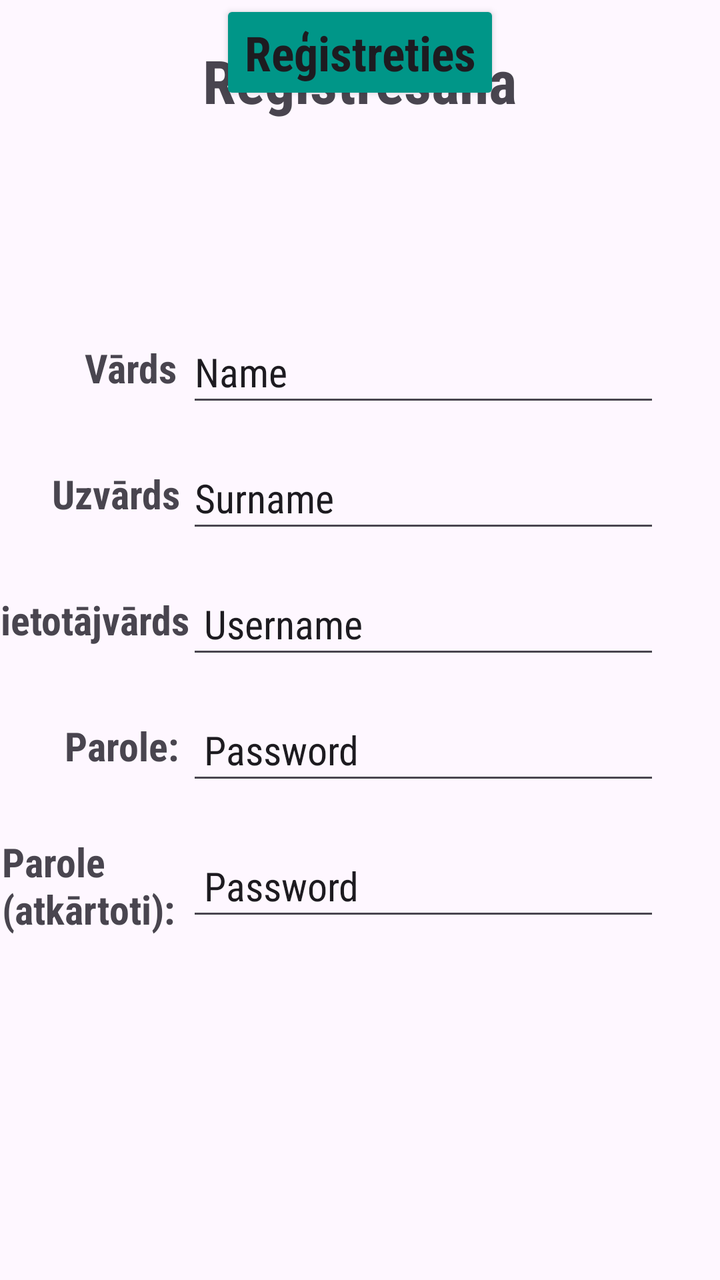
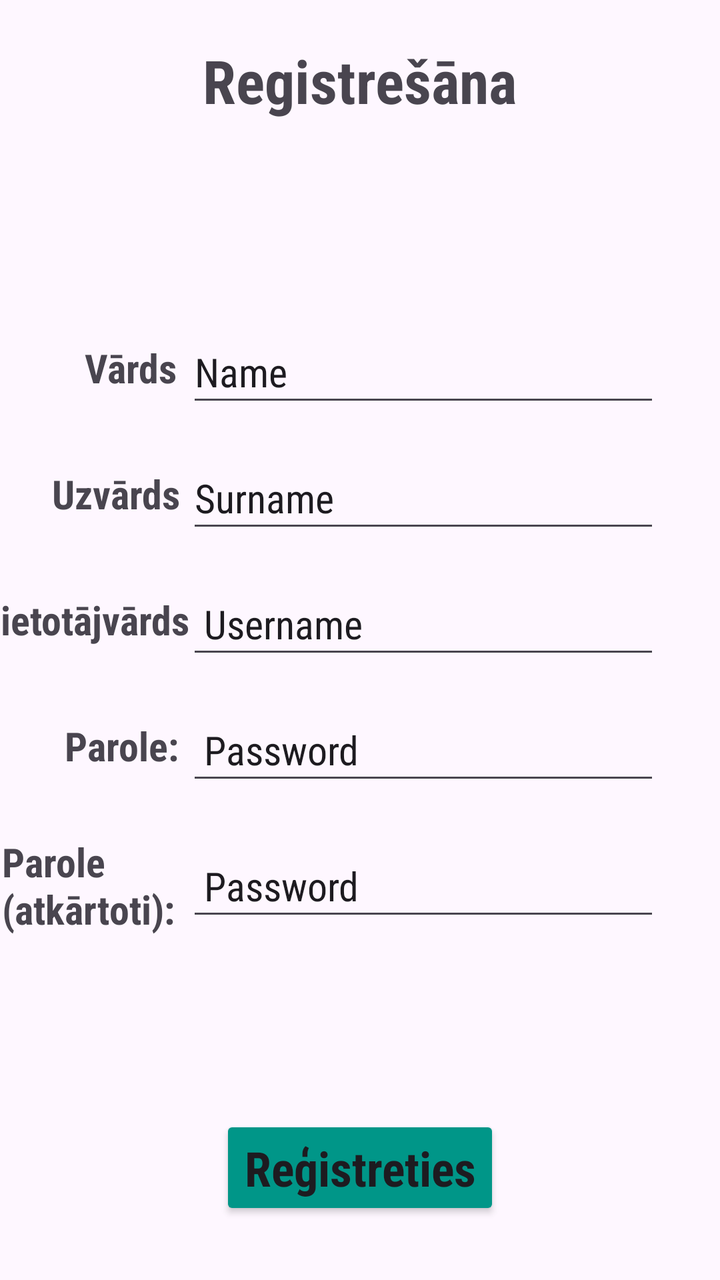

Before-and-after screenshots of an Android layout around one commit, followed by the original layout XML and the change that was made.
<!-- AndroidManifest.xml: application theme Theme.Music -->
<!-- res/layout/registration_logs.xml -->
<?xml version="1.0" encoding="utf-8"?>
<androidx.constraintlayout.widget.ConstraintLayout xmlns:android="http://schemas.android.com/apk/res/android"
    xmlns:app="http://schemas.android.com/apk/res-auto"
    xmlns:tools="http://schemas.android.com/tools"
    android:layout_width="match_parent"
    android:layout_height="match_parent">

    <TextView
        android:id="@+id/RegistrationTitle"
        android:layout_width="wrap_content"
        android:layout_height="wrap_content"
        android:layout_marginTop="20dp"
        android:fontFamily="sans-serif-condensed"
        android:text="Registrešāna"
        android:textSize="30sp"
        android:textStyle="bold"
        app:layout_constraintEnd_toEndOf="parent"
        app:layout_constraintStart_toStartOf="parent"
        app:layout_constraintTop_toTopOf="parent" />

    <EditText
        android:id="@+id/EditTextRegistration1"
        android:layout_width="wrap_content"
        android:layout_height="48dp"
        android:layout_marginTop="100dp"
        android:layout_marginEnd="30dp"
        android:ems="10"
        android:fontFamily="sans-serif-condensed"
        android:inputType="text"
        android:text="Name"
        android:textSize="20sp"
        app:layout_constraintEnd_toEndOf="parent"
        app:layout_constraintTop_toBottomOf="@+id/RegistrationTitle" />

    <TextView
        android:id="@+id/TextViewRegistration1"
        android:layout_width="wrap_content"
        android:layout_height="wrap_content"
        android:layout_marginTop="10dp"
        android:fontFamily="sans-serif-condensed"
        android:text="Vārds"
        android:textSize="20sp"
        android:textStyle="bold"
        app:layout_constraintEnd_toStartOf="@+id/EditTextRegistration1"
        app:layout_constraintHorizontal_bias="0.9"
        app:layout_constraintStart_toStartOf="parent"
        app:layout_constraintTop_toTopOf="@+id/EditTextRegistration1" />

    <EditText
        android:id="@+id/EditTextRegistration2"
        android:layout_width="wrap_content"
        android:layout_height="48dp"
        android:layout_marginTop="15dp"
        android:layout_marginEnd="30dp"
        android:ems="10"
        android:fontFamily="sans-serif-condensed"
        android:inputType="text"
        android:text="Surname"
        android:textSize="20sp"
        app:layout_constraintEnd_toEndOf="parent"
        app:layout_constraintTop_toBottomOf="@+id/EditTextRegistration1" />

    <EditText
        android:id="@+id/EditTextRegistration3"
        android:layout_width="wrap_content"
        android:layout_height="48dp"
        android:layout_marginTop="15dp"
        android:layout_marginEnd="30dp"
        android:ems="10"
        android:fontFamily="sans-serif-condensed"
        android:inputType="text"
        android:text=" Username"
        android:textSize="20sp"
        app:layout_constraintEnd_toEndOf="parent"
        app:layout_constraintTop_toBottomOf="@+id/EditTextRegistration2" />

    <EditText
        android:id="@+id/EditTextRegistration4"
        android:layout_width="wrap_content"
        android:layout_height="48dp"
        android:layout_marginTop="15dp"
        android:layout_marginEnd="30dp"
        android:ems="10"
        android:fontFamily="sans-serif-condensed"
        android:inputType="text"
        android:text=" Password"
        android:textSize="20sp"
        app:layout_constraintEnd_toEndOf="parent"
        app:layout_constraintTop_toBottomOf="@+id/EditTextRegistration3" />

    <EditText
        android:id="@+id/EditTextRegistration5"
        android:layout_width="wrap_content"
        android:layout_height="48dp"
        android:layout_marginTop="20dp"
        android:layout_marginEnd="30dp"
        android:ems="10"
        android:fontFamily="sans-serif-condensed"
        android:inputType="text"
        android:text=" Password"
        android:textSize="20sp"
        app:layout_constraintEnd_toEndOf="parent"
        app:layout_constraintTop_toBottomOf="@+id/EditTextRegistration4" />

    <TextView
        android:id="@+id/TextViewRegistration2"
        android:layout_width="wrap_content"
        android:layout_height="wrap_content"
        android:layout_marginTop="10dp"
        android:fontFamily="sans-serif-condensed"
        android:text="Uzvārds"
        android:textSize="20sp"
        android:textStyle="bold"
        app:layout_constraintEnd_toStartOf="@+id/EditTextRegistration2"
        app:layout_constraintHorizontal_bias="0.901"
        app:layout_constraintStart_toStartOf="parent"
        app:layout_constraintTop_toTopOf="@+id/EditTextRegistration2" />

    <TextView
        android:id="@+id/TextViewRegistration3"
        android:layout_width="wrap_content"
        android:layout_height="wrap_content"
        android:layout_marginTop="10dp"
        android:fontFamily="sans-serif-condensed"
        android:text="Lietotājvārds"
        android:textSize="20sp"
        android:textStyle="bold"
        app:layout_constraintEnd_toStartOf="@+id/EditTextRegistration2"
        app:layout_constraintHorizontal_bias="0.9"
        app:layout_constraintStart_toStartOf="parent"
        app:layout_constraintTop_toTopOf="@+id/EditTextRegistration3" />

    <TextView
        android:id="@+id/TextViewRegistration4"
        android:layout_width="wrap_content"
        android:layout_height="wrap_content"
        android:layout_marginTop="10dp"
        android:fontFamily="sans-serif-condensed"
        android:text="Parole:"
        android:textSize="20sp"
        android:textStyle="bold"
        app:layout_constraintEnd_toStartOf="@+id/EditTextRegistration4"
        app:layout_constraintHorizontal_bias="0.89"
        app:layout_constraintStart_toStartOf="parent"
        app:layout_constraintTop_toTopOf="@+id/EditTextRegistration4" />

    <TextView
        android:id="@+id/TextViewRegistration5"
        android:layout_width="92dp"
        android:layout_height="55dp"
        android:fontFamily="sans-serif-condensed"
        android:text="Parole (atkārtoti):"
        android:textAlignment="center"
        android:textSize="20sp"
        android:textStyle="bold"
        app:layout_constraintEnd_toStartOf="@+id/EditTextRegistration5"
        app:layout_constraintHorizontal_bias="0.773"
        app:layout_constraintStart_toStartOf="parent"
        app:layout_constraintTop_toTopOf="@+id/EditTextRegistration5" />

    <Button
        android:id="@+id/RegistrationButton"
        android:layout_width="wrap_content"
        android:layout_height="wrap_content"
        android:backgroundTint="#009688"
        android:fontFamily="sans-serif-condensed"
        android:text="Reģistreties"
        android:textAllCaps="false"
        android:textSize="24sp"
        android:textStyle="bold"
        app:cornerRadius="5dp"
        app:layout_constraintEnd_toEndOf="parent"
        app:layout_constraintStart_toStartOf="parent"
        tools:layout_editor_absoluteY="592dp" />

</androidx.constraintlayout.widget.ConstraintLayout>
<!-- resources referenced by this layout -->
<resources>
  <style name="Theme.Music" parent="Base.Theme.Music" />
  <style name="Base.Theme.Music" parent="Theme.Material3.DayNight.NoActionBar">
          
          
      </style>
</resources>

<!-- the commit's change to res/layout/registration_logs.xml (unified diff, before → after) -->
@@ -162,6 +162,7 @@
         android:id="@+id/RegistrationButton"
         android:layout_width="wrap_content"
         android:layout_height="wrap_content"
+        android:layout_marginBottom="30dp"
         android:backgroundTint="#009688"
         android:fontFamily="sans-serif-condensed"
         android:text="Reģistreties"
@@ -169,8 +170,8 @@
         android:textSize="24sp"
         android:textStyle="bold"
         app:cornerRadius="5dp"
+        app:layout_constraintBottom_toBottomOf="parent"
         app:layout_constraintEnd_toEndOf="parent"
-        app:layout_constraintStart_toStartOf="parent"
-        tools:layout_editor_absoluteY="592dp" />
+        app:layout_constraintStart_toStartOf="parent" />
 
 </androidx.constraintlayout.widget.ConstraintLayout>
